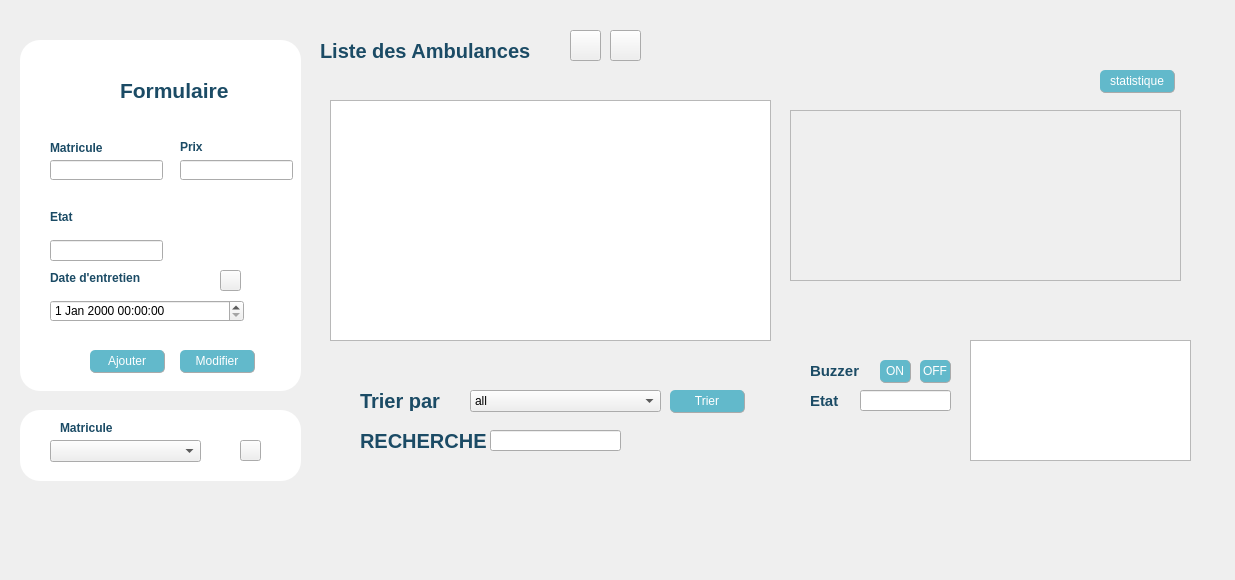
Above: ambulancei.ui from rania321/DesktopApp before the change. Below: the same form after it.
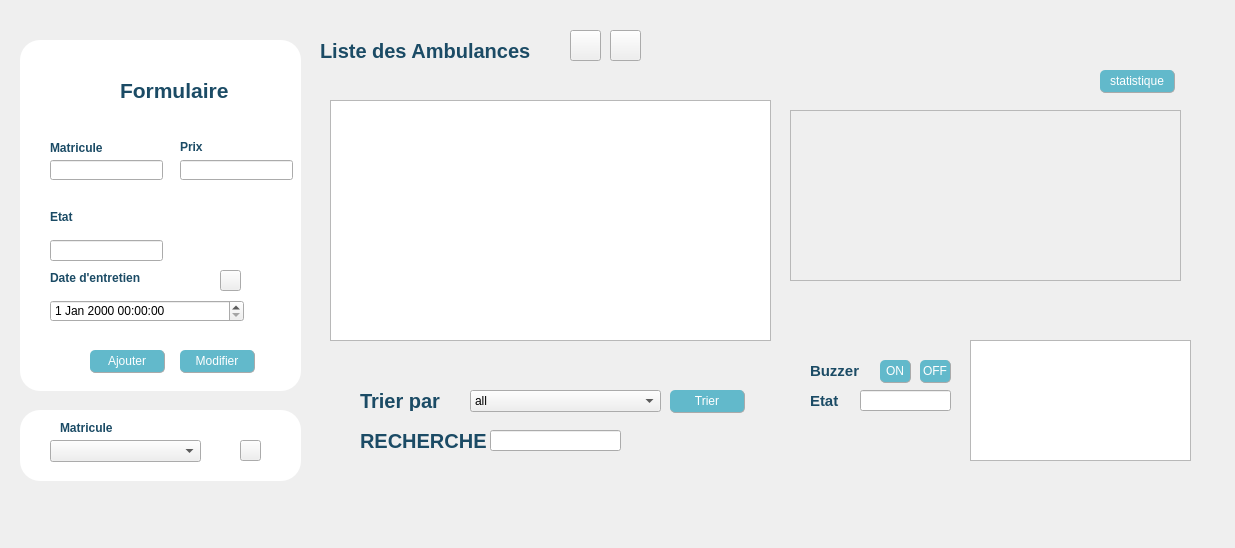
That is the form after the change. Icons and pictures are not drawn.

Diff of the .ui file:
```diff
--- a/ambulancei.ui
+++ b/ambulancei.ui
@@ -7,7 +7,7 @@
     <x>0</x>
     <y>0</y>
     <width>1235</width>
-    <height>580</height>
+    <height>548</height>
    </rect>
   </property>
   <property name="windowTitle">
```
Left out of the diff: 11 changed lines with no effect on the pictures.
